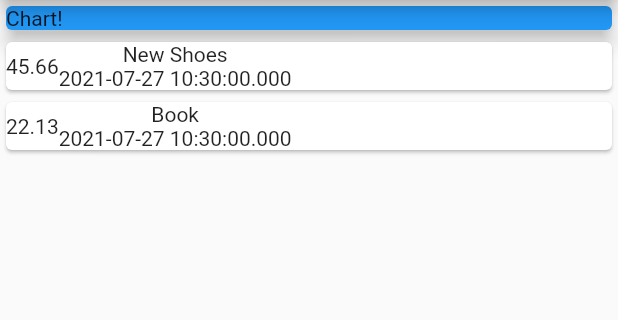
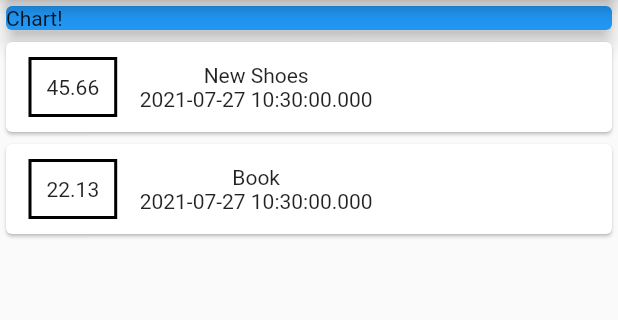
Before and after one commit to DavidCastelloBatet/expenses_control_f223, a Flutter app: the screen it shows after launch, on a phone screen of 412 x 824 dp, the part 84-404 px from its top. Run offline on Flutter 3.47's test engine with Material 2 defaults, Android fonts, the phone set to English and light mode, and no system bars.

Commit message:
77 styling a container

```diff
--- a/lib/main.dart
+++ b/lib/main.dart
@@ -56,7 +56,18 @@ class MyHomePage extends StatelessWidget {
                 return Card(
                   child: Row(
                     children: [
-                      Container(child: Text(tx.amount.toString())),
+                      Container(
+                        child: Text(tx.amount.toString()),
+                        margin:
+                            EdgeInsets.symmetric(vertical: 10, horizontal: 15),
+                        padding: EdgeInsets.all(10),
+                        decoration: BoxDecoration(
+                          border: Border.all(
+                            color: Colors.black,
+                            width: 2,
+                          ),
+                        ),
+                      ),
                       Column(
                         children: <Widget>[
                           Text(tx.title),
```
